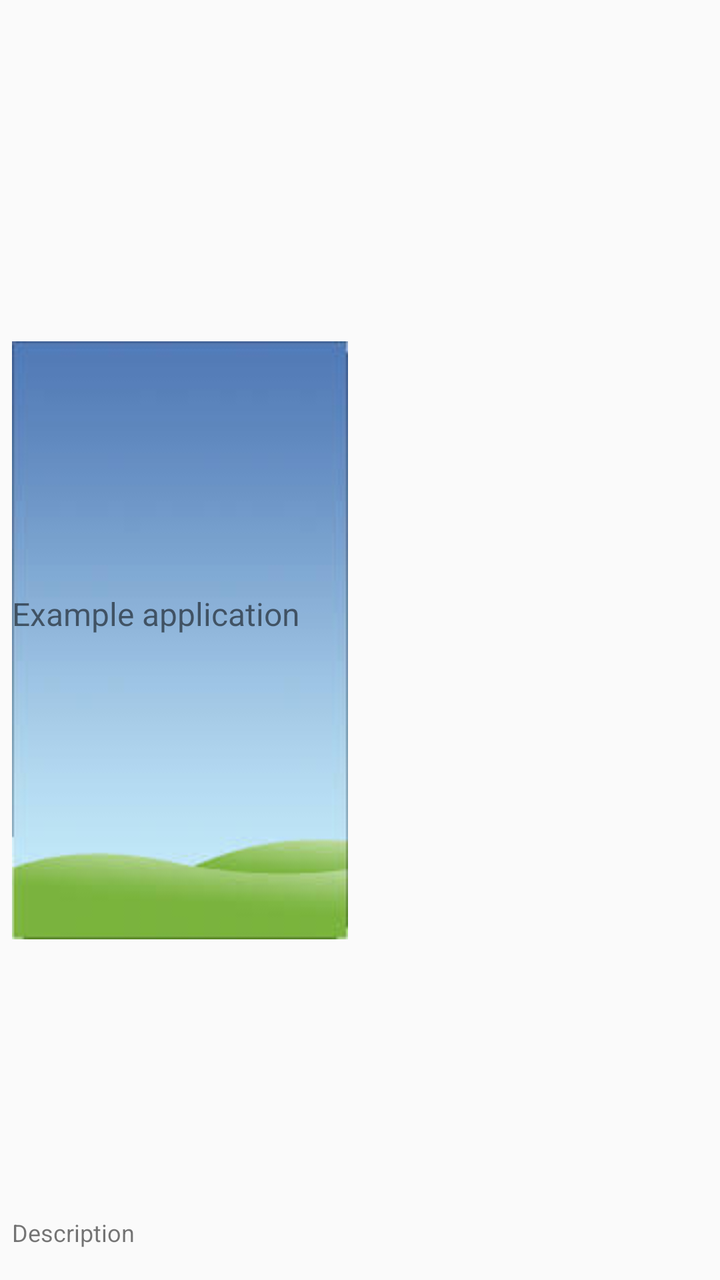
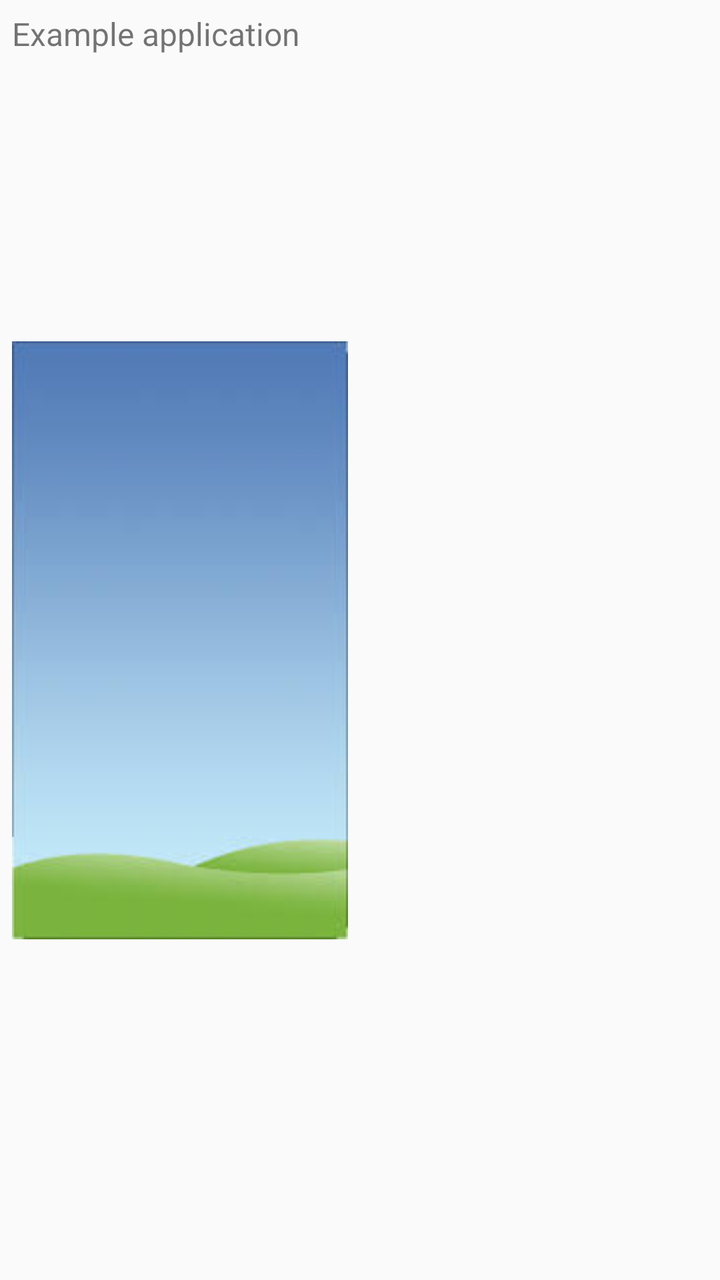

Before-and-after screenshots of an Android layout around one commit, followed by the original layout XML and the change that was made.
<!-- AndroidManifest.xml: application theme Theme.Projectstart -->
<!-- res/layout/activity_user_image_layout.xml -->
<RelativeLayout xmlns:android="http://schemas.android.com/apk/res/android"
    android:layout_width="fill_parent"
    android:layout_height="?android:attr/listPreferredItemHeight"
    android:padding="6dip">

    <ImageView
        android:id="@+id/user_img_image_view"
        android:layout_width="wrap_content"
        android:layout_height="fill_parent"
        android:layout_alignParentBottom="true"
        android:layout_alignParentTop="true"
        android:layout_marginRight="6dip"
        android:contentDescription="TODO"
        android:src="@drawable/back_ground1" />

    <TextView
        android:id="@+id/secondLine"
        android:layout_width="fill_parent"
        android:layout_height="26dip"
        android:layout_alignParentBottom="true"
        android:layout_alignParentRight="true"
        android:layout_toRightOf="@id/icon"
        android:ellipsize="marquee"
        android:maxLines="1"
        android:text="Description"
        android:textSize="12sp" />

    <TextView
        android:id="@+id/firstLine"
        android:layout_width="fill_parent"
        android:layout_height="wrap_content"
        android:layout_above="@id/secondLine"
        android:layout_alignParentRight="true"
        android:layout_alignParentTop="true"
        android:layout_alignWithParentIfMissing="true"
        android:layout_toRightOf="@id/icon"
        android:gravity="center_vertical"
        android:text="Example application"
        android:textSize="16sp" />

</RelativeLayout>
<!-- resources referenced by this layout -->
<resources>
  <!-- drawable back_ground1: png bitmap (drawable, 2989 bytes) -->
  <style name="Theme.Projectstart" parent="Theme.AppCompat.Light.DarkActionBar">
          
          <item name="colorPrimary">@color/purple_500</item>
          <item name="colorPrimaryDark">@color/purple_700</item>
          <item name="colorAccent">@color/teal_200</item>
          
      </style>
  <color name="purple_500">#FF6200EE</color>
  <color name="purple_700">#FF3700B3</color>
  <color name="teal_200">#FF03DAC5</color>
</resources>

<!-- the commit's change to res/layout/activity_user_image_layout.xml (unified diff, before → after) -->
@@ -10,30 +10,16 @@
         android:layout_alignParentBottom="true"
         android:layout_alignParentTop="true"
         android:layout_marginRight="6dip"
-        android:contentDescription="TODO"
+        android:contentDescription="USER IMAGE"
         android:src="@drawable/back_ground1" />
-
-    <TextView
-        android:id="@+id/secondLine"
-        android:layout_width="fill_parent"
-        android:layout_height="26dip"
-        android:layout_alignParentBottom="true"
-        android:layout_alignParentRight="true"
-        android:layout_toRightOf="@id/icon"
-        android:ellipsize="marquee"
-        android:maxLines="1"
-        android:text="Description"
-        android:textSize="12sp" />
 
     <TextView
         android:id="@+id/firstLine"
         android:layout_width="fill_parent"
         android:layout_height="wrap_content"
-        android:layout_above="@id/secondLine"
         android:layout_alignParentRight="true"
         android:layout_alignParentTop="true"
         android:layout_alignWithParentIfMissing="true"
-        android:layout_toRightOf="@id/icon"
         android:gravity="center_vertical"
         android:text="Example application"
         android:textSize="16sp" />
